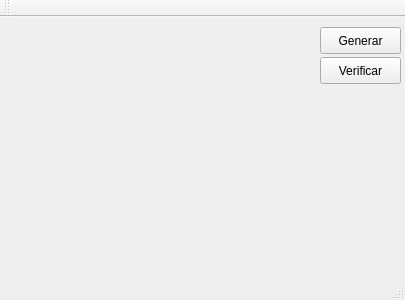
The window that Fuente/maintable.ui (jegerima/QSudoku) describes before a commit, drawn with Qt 5.
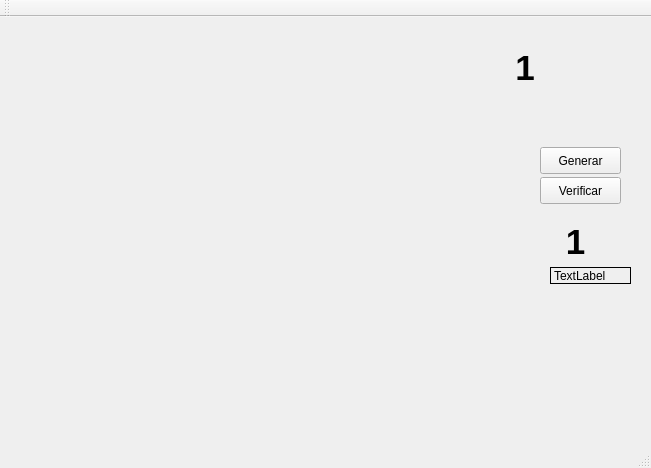
The same window after the commit.

```diff
--- a/Fuente/maintable.ui
+++ b/Fuente/maintable.ui
@@ -6,8 +6,8 @@
    <rect>
     <x>0</x>
     <y>0</y>
-    <width>405</width>
-    <height>300</height>
+    <width>651</width>
+    <height>468</height>
    </rect>
   </property>
   <property name="windowTitle">
@@ -19,17 +19,21 @@
      <rect>
       <x>10</x>
       <y>10</y>
-      <width>301</width>
-      <height>241</height>
+      <width>481</width>
+      <height>381</height>
      </rect>
     </property>
-    <layout class="QGridLayout" name="tablero"/>
+    <layout class="QGridLayout" name="tablero">
+     <property name="spacing">
+      <number>1</number>
+     </property>
+    </layout>
    </widget>
    <widget class="QPushButton" name="cmdVerificar">
     <property name="geometry">
      <rect>
-      <x>320</x>
-      <y>40</y>
+      <x>540</x>
+      <y>160</y>
       <width>81</width>
       <height>27</height>
      </rect>
@@ -41,8 +45,8 @@
    <widget class="QPushButton" name="cmdGen">
     <property name="geometry">
      <rect>
-      <x>320</x>
-      <y>10</y>
+      <x>540</x>
+      <y>130</y>
       <width>81</width>
       <height>27</height>
      </rect>
@@ -51,6 +55,111 @@
      <string>Generar</string>
     </property>
    </widget>
+   <widget class="QWidget" name="verticalLayoutWidget">
+    <property name="geometry">
+     <rect>
+      <x>510</x>
+      <y>20</y>
+      <width>121</width>
+      <height>101</height>
+     </rect>
+    </property>
+    <layout class="QVBoxLayout" name="verticalLayout">
+     <property name="spacing">
+      <number>10</number>
+     </property>
+     <property name="sizeConstraint">
+      <enum>QLayout::SetFixedSize</enum>
+     </property>
+     <property name="leftMargin">
+      <number>5</number>
+     </property>
+     <property name="rightMargin">
+      <number>5</number>
+     </property>
+     <item>
+      <widget class="QLabel" name="label_2">
+       <property name="font">
+        <font>
+         <pointsize>26</pointsize>
+         <weight>75</weight>
+         <italic>false</italic>
+         <bold>true</bold>
+        </font>
+       </property>
+       <property name="text">
+        <string>1</string>
+       </property>
+       <property name="alignment">
+        <set>Qt::AlignCenter</set>
+       </property>
+      </widget>
+     </item>
+     <item>
+      <layout class="QGridLayout" name="gridLayout"/>
+     </item>
+    </layout>
+   </widget>
+   <widget class="QFrame" name="frame">
+    <property name="geometry">
+     <rect>
+      <x>550</x>
+      <y>200</y>
+      <width>81</width>
+      <height>67</height>
+     </rect>
+    </property>
+    <widget class="QLabel" name="label_6">
+     <property name="geometry">
+      <rect>
+       <x>0</x>
+       <y>0</y>
+       <width>51</width>
+       <height>51</height>
+      </rect>
+     </property>
+     <property name="font">
+      <font>
+       <family>Ubuntu</family>
+       <pointsize>20</pointsize>
+       <weight>75</weight>
+       <italic>false</italic>
+       <bold>true</bold>
+       <underline>false</underline>
+       <strikeout>false</strikeout>
+       <kerning>false</kerning>
+      </font>
+     </property>
+     <property name="text">
+      <string>&lt;html&gt;&lt;head/&gt;&lt;body&gt;&lt;p&gt;&lt;span style=&quot; font-size:26pt;&quot;&gt;1&lt;/span&gt;&lt;/p&gt;&lt;/body&gt;&lt;/html&gt;</string>
+     </property>
+     <property name="alignment">
+      <set>Qt::AlignCenter</set>
+     </property>
+    </widget>
+    <widget class="QLabel" name="label_7">
+     <property name="geometry">
+      <rect>
+       <x>0</x>
+       <y>50</y>
+       <width>81</width>
+       <height>17</height>
+      </rect>
+     </property>
+     <property name="autoFillBackground">
+      <bool>false</bool>
+     </property>
+     <property name="frameShape">
+      <enum>QFrame::Box</enum>
+     </property>
+     <property name="frameShadow">
+      <enum>QFrame::Plain</enum>
+     </property>
+     <property name="text">
+      <string>TextLabel</string>
+     </property>
+    </widget>
+   </widget>
   </widget>
   <widget class="QMenuBar" name="menuBar">
    <property name="geometry">
```
Left out of the diff: 4 changed lines with no effect on the pictures.
